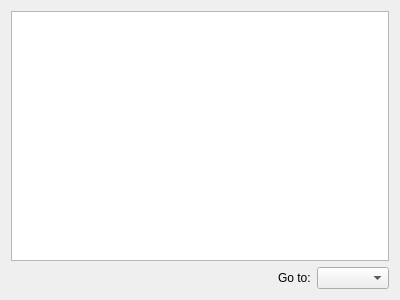
Above: src/memoryviewerwidget.ui from mortbopet/Ripes before the change. Below: the same form after it.
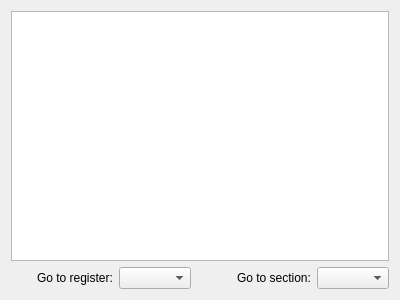
That is the form after the change. Custom widgets are drawn as their Qt base class.

Commit message: Add "Go to register" in MemoryViewerWidget

Patch:
```diff
--- a/src/memoryviewerwidget.ui
+++ b/src/memoryviewerwidget.ui
@@ -37,15 +37,41 @@
          </property>
         </spacer>
        </item>
+       <item>
+        <widget class="QLabel" name="label_2">
+         <property name="text">
+          <string>Go to register:</string>
+         </property>
+        </widget>
+       </item>
+       <item>
+        <widget class="GoToRegisterComboBox" name="goToRegister"/>
+       </item>
+       <item>
+        <spacer name="horizontalSpacer">
+         <property name="orientation">
+          <enum>Qt::Horizontal</enum>
+         </property>
+         <property name="sizeType">
+          <enum>QSizePolicy::Minimum</enum>
+         </property>
+         <property name="sizeHint" stdset="0">
+          <size>
+           <width>40</width>
+           <height>20</height>
+          </size>
+         </property>
+        </spacer>
+       </item>
        <item>
         <widget class="QLabel" name="label">
          <property name="text">
-          <string>Go to:</string>
+          <string>Go to section:</string>
          </property>
         </widget>
        </item>
        <item>
-        <widget class="GoToComboBox" name="gotoCombobox"/>
+        <widget class="GoToSectionComboBox" name="goToSection"/>
        </item>
       </layout>
      </item>
@@ -66,7 +92,12 @@
    <header>memoryview.h</header>
   </customwidget>
   <customwidget>
-   <class>GoToComboBox</class>
+   <class>GoToSectionComboBox</class>
+   <extends>QComboBox</extends>
+   <header>gotocombobox.h</header>
+  </customwidget>
+  <customwidget>
+   <class>GoToRegisterComboBox</class>
    <extends>QComboBox</extends>
    <header>gotocombobox.h</header>
   </customwidget>
```
The commit also changes 3 other files.
